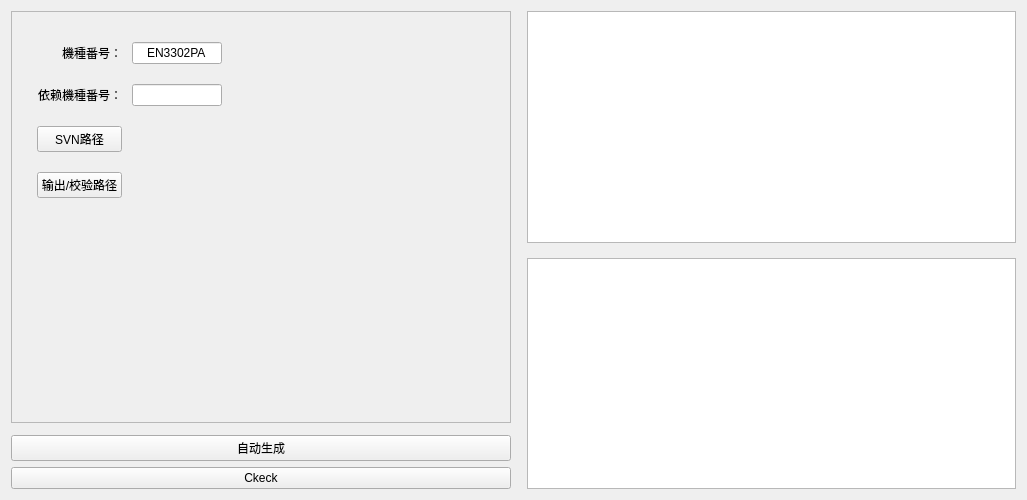
The window that Forms/AutomationTool.ui (335134701/QT_Demo) describes before a commit, drawn with Qt 5.
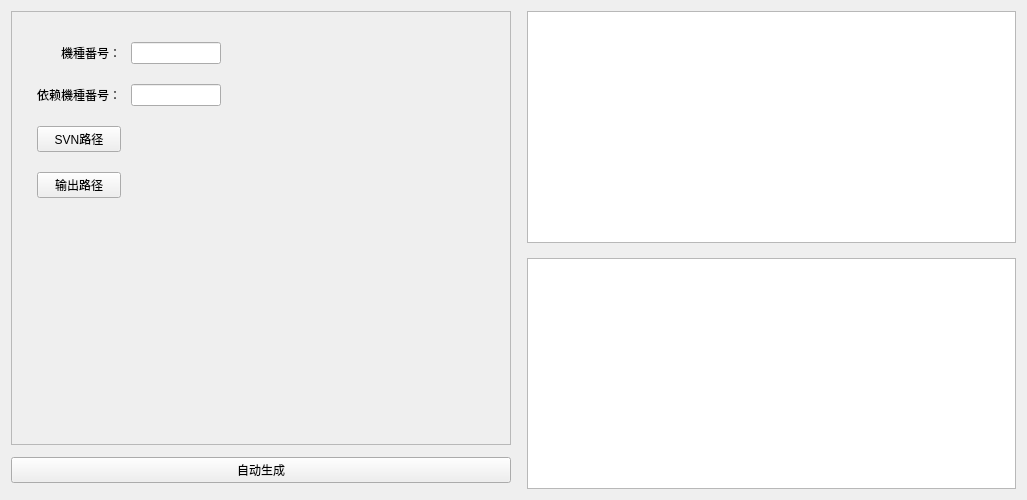
The same window after the commit. Icons and pictures are not drawn.

Diff of the .ui file:
```diff
--- a/Forms/AutomationTool.ui
+++ b/Forms/AutomationTool.ui
@@ -232,7 +232,7 @@
           <string notr="true"/>
          </property>
          <property name="text">
-          <string>EN3302PA</string>
+          <string/>
          </property>
          <property name="maxLength">
           <number>8</number>
@@ -408,7 +408,7 @@
           <string notr="true"/>
          </property>
          <property name="text">
-          <string>输出/校验路径</string>
+          <string>输出路径</string>
          </property>
         </widget>
        </item>
@@ -443,34 +443,6 @@
       </property>
      </widget>
     </item>
-    <item row="3" column="0">
-     <widget class="QPushButton" name="CheckButton">
-      <property name="sizePolicy">
-       <sizepolicy hsizetype="Preferred" vsizetype="Preferred">
-        <horstretch>0</horstretch>
-        <verstretch>0</verstretch>
-       </sizepolicy>
-      </property>
-      <property name="minimumSize">
-       <size>
-        <width>0</width>
-        <height>0</height>
-       </size>
-      </property>
-      <property name="maximumSize">
-       <size>
-        <width>16777215</width>
-        <height>16777215</height>
-       </size>
-      </property>
-      <property name="styleSheet">
-       <string notr="true"/>
-      </property>
-      <property name="text">
-       <string>Ckeck</string>
-      </property>
-     </widget>
-    </item>
    </layout>
   </widget>
  </widget>
```
